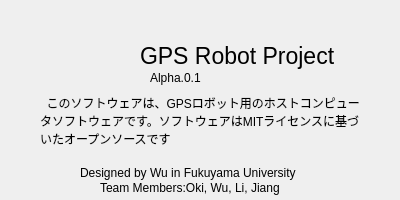
JamesXiaoMo/GPSRobotProject, file windows/AboutSoftware.ui: the form before one commit.
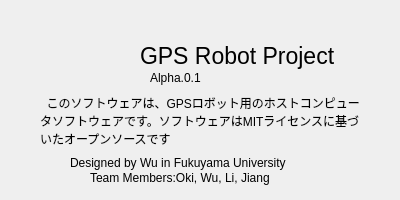
The form after the commit. Icons and pictures are not drawn.

What changed in the file:
```diff
--- a/windows/AboutSoftware.ui
+++ b/windows/AboutSoftware.ui
@@ -102,8 +102,8 @@
   <widget class="QLabel" name="label_5">
    <property name="geometry">
     <rect>
-     <x>80</x>
-     <y>165</y>
+     <x>70</x>
+     <y>155</y>
      <width>231</width>
      <height>16</height>
     </rect>
@@ -118,8 +118,8 @@
   <widget class="QLabel" name="label_6">
    <property name="geometry">
     <rect>
-     <x>100</x>
-     <y>180</y>
+     <x>90</x>
+     <y>170</y>
      <width>191</width>
      <height>16</height>
     </rect>
```
Left out of the diff: 10 changed lines with no effect on the pictures.
